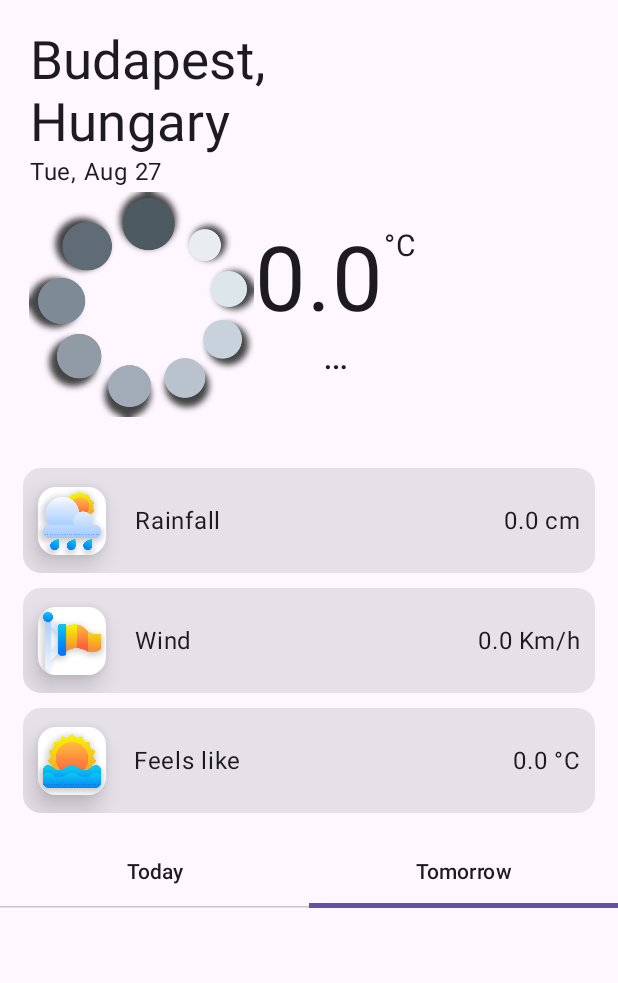
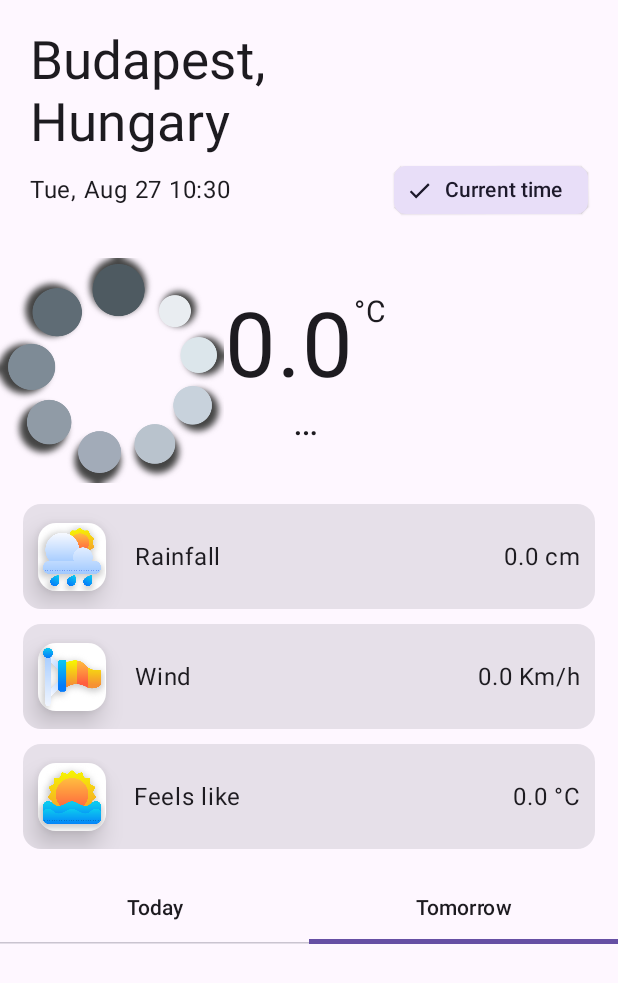
Before and after one commit to demetergergo/WeatherProject, an Android app built with Jetpack Compose: the screen it shows after launch (MainActivity), tab 2 chosen, on a phone screen of 412 x 824 dp. Shown: the top 983 px of the screen. Run offline under Robolectric (Android 15) with nearby library versions, the phone set to English and light mode, and no system bars; our stand-ins replace Dagger/Hilt's generated code.

Commit message:
Expanded BigCurrentInfo with reset to current time chip optimized encapsulation

```diff
--- a/app/src/main/java/com/techmania/weatherproject/presentation/mainScreen/MainScreen.kt
+++ b/app/src/main/java/com/techmania/weatherproject/presentation/mainScreen/MainScreen.kt
@@ -13,16 +13,17 @@ import androidx.compose.material3.Text
 import androidx.compose.runtime.Composable
 import androidx.compose.runtime.LaunchedEffect
 import androidx.compose.runtime.collectAsState
+import androidx.compose.runtime.rememberCoroutineScope
 import androidx.compose.ui.Modifier
 import androidx.compose.ui.tooling.preview.Preview
 import androidx.compose.ui.unit.dp
 import androidx.hilt.navigation.compose.hiltViewModel
 import com.techmania.weatherproject.R
 import com.techmania.weatherproject.domain.logic.WeatherInfoLogic
-import com.techmania.weatherproject.domain.logic.WeatherInfoLogic.getWeatherInfoIndexFromList
 import com.techmania.weatherproject.presentation.mainScreen.mainScreenComponents.BigCurrentInfo
 import com.techmania.weatherproject.presentation.mainScreen.mainScreenComponents.ClimateInfoCard
 import com.techmania.weatherproject.presentation.mainScreen.mainScreenComponents.SmallCardByDayRow
+import kotlinx.coroutines.launch
 
 //for testing
 @OptIn(ExperimentalMaterial3Api::class)
@@ -31,22 +32,17 @@ fun MainScreen(mainScreenViewModel: MainScreenViewModel = hiltViewModel()) {
     Surface(
         modifier = Modifier.fillMaxSize()
     ) {
-        val weatherInfoToday = mainScreenViewModel.weatherInfoToday.collectAsState()
-        val weatherInfoCurrent = mainScreenViewModel.weatherInfoCurrent.collectAsState()
+        val coroutineScope = rememberCoroutineScope()
+
+        val selectedBarState = mainScreenViewModel.selectedBarState.collectAsState()
         val weatherInfoListToDisplay = mainScreenViewModel.weatherInfoListToDisplay.collectAsState()
-
+        val smallCardState = mainScreenViewModel.smallCardState.collectAsState()
 
         LaunchedEffect(Unit) {
             mainScreenViewModel.fetchWeatherInfo()
         }
-        LaunchedEffect(weatherInfoToday.value) {
-            if (mainScreenViewModel.selectedWeatherInfoState != null) {
-                mainScreenViewModel.smallCardState.scrollToItem(
-                    getWeatherInfoIndexFromList(
-                        weatherInfoToday.value, mainScreenViewModel.selectedWeatherInfoState!!.time
-                    )
-                )
-            }
+        LaunchedEffect(weatherInfoListToDisplay.value) {
+            mainScreenViewModel.scrollToSelectedWeatherInfo()
         }
         Scaffold(
             modifier = Modifier.fillMaxSize(),
@@ -62,6 +58,14 @@ fun MainScreen(mainScreenViewModel: MainScreenViewModel = hiltViewModel()) {
                     //TODO: get location name
                     city = "Budapest",
                     country = "Hungary",
+                    chipText = R.string.current_time,
+                    toggleChipOnClick = {
+                        mainScreenViewModel.resetSelectedWeatherInfo()
+                        coroutineScope.launch{
+                            mainScreenViewModel.scrollToSelectedWeatherInfo()
+                        }
+                    },
+                    toggleChipOnSelected = mainScreenViewModel.toggleChipState,
                     modifier = Modifier.padding(20.dp)
                 )
                 Column(
@@ -91,27 +95,22 @@ fun MainScreen(mainScreenViewModel: MainScreenViewModel = hiltViewModel()) {
                     )
                 }
 
-                SecondaryTabRow(selectedTabIndex = mainScreenViewModel.selectedBarState) {
-                    Tab(
-                        selected = mainScreenViewModel.selectedBarState == 0,
+                SecondaryTabRow(modifier = Modifier.padding(bottom = 0.dp),selectedTabIndex = selectedBarState.value) {
+                    Tab(selected = selectedBarState.value == 0,
                         onClick = { mainScreenViewModel.updateSelectedBarState(0) },
-                        text = { Text(text = "Today")}
-                    )
-                    Tab(
-                        selected = mainScreenViewModel.selectedBarState == 1,
+                        text = { Text(text = "Today") })
+                    Tab(selected = selectedBarState.value == 1,
                         onClick = { mainScreenViewModel.updateSelectedBarState(1) },
-                        text = { Text(text = "Tomorrow")}
-                    )
+                        text = { Text(text = "Tomorrow") })
                 }
-
                 SmallCardByDayRow(
                     weatherInfoList = weatherInfoListToDisplay.value,
                     onClickCard = { weatherInfo ->
                         mainScreenViewModel.updateSelectedWeatherInfo(weatherInfo)
                     },
-                    padding = innerPadding,
-                    state = mainScreenViewModel.smallCardState,
-                    selectedCard = mainScreenViewModel.selectedWeatherInfoState ?: WeatherInfoLogic.LoadingWeatherInfo
+                    state = smallCardState.value,
+                    selectedCard = mainScreenViewModel.selectedWeatherInfoState
+                        ?: WeatherInfoLogic.LoadingWeatherInfo
                 )
             }
         }
--- a/app/src/main/java/com/techmania/weatherproject/presentation/mainScreen/MainScreenViewModel.kt
+++ b/app/src/main/java/com/techmania/weatherproject/presentation/mainScreen/MainScreenViewModel.kt
@@ -3,18 +3,21 @@ package com.techmania.weatherproject.presentation.mainScreen
 import android.util.Log
 import androidx.compose.foundation.lazy.LazyListState
 import androidx.compose.runtime.getValue
-import androidx.compose.runtime.mutableIntStateOf
 import androidx.compose.runtime.mutableStateOf
 import androidx.compose.runtime.setValue
 import androidx.lifecycle.ViewModel
 import androidx.lifecycle.viewModelScope
 import com.techmania.weatherproject.domain.logic.WeatherInfoLogic
+import com.techmania.weatherproject.domain.logic.WeatherInfoLogic.getWeatherInfoIndexFromList
 import com.techmania.weatherproject.domain.models.WeatherInfo
 import com.techmania.weatherproject.domain.models.WeatherInfoList
 import com.techmania.weatherproject.usecases.FetchWeatherInfoUseCase
 import com.techmania.weatherproject.usecases.ObserveLocationInfoUseCase
 import dagger.hilt.android.lifecycle.HiltViewModel
 import kotlinx.coroutines.flow.MutableStateFlow
+import kotlinx.coroutines.flow.SharingStarted
+import kotlinx.coroutines.flow.combine
+import kotlinx.coroutines.flow.stateIn
 import kotlinx.coroutines.launch
 import java.time.LocalDateTime
 import javax.inject.Inject
@@ -28,16 +31,26 @@ class MainScreenViewModel @Inject constructor(
     val weatherInfoAll = MutableStateFlow<WeatherInfoList?>(null)
     val weatherInfoCurrent = MutableStateFlow<WeatherInfo?>(null)
     val weatherInfoToday = MutableStateFlow<List<WeatherInfo>>(emptyList())
-    val weatherInfoTomorrow = MutableStateFlow<List<WeatherInfo>>(emptyList())
+    private val weatherInfoTomorrow = MutableStateFlow<List<WeatherInfo>>(emptyList())
     val weatherInfoDaily = MutableStateFlow<List<WeatherInfo>>(emptyList())
 
-    val weatherInfoListToDisplay = MutableStateFlow<List<WeatherInfo>>(emptyList())
+    var selectedBarState = MutableStateFlow<Int>(0)
+    var smallCardState = MutableStateFlow<LazyListState>(LazyListState())
 
-    var smallCardState by mutableStateOf(LazyListState())
-        private set
     var selectedWeatherInfoState by mutableStateOf(null as WeatherInfo?)
         private set
-    var selectedBarState by mutableIntStateOf(0)
+    var toggleChipState by mutableStateOf(true)
+        private set
+
+    var weatherInfoListToDisplay = combine(
+        selectedBarState, weatherInfoToday, weatherInfoTomorrow
+    ) { selectedBarState, weatherInfoToday, weatherInfoTomorrow ->
+        when (selectedBarState) {
+            0 -> weatherInfoToday
+            1 -> weatherInfoTomorrow
+            else -> weatherInfoToday
+        }
+    }.stateIn(viewModelScope, SharingStarted.WhileSubscribed(5000), emptyList())
         private set
 
     suspend fun fetchWeatherInfo() {
@@ -51,7 +64,6 @@ class MainScreenViewModel @Inject constructor(
             }
         }.invokeOnCompletion {
             weatherInfoAll.value?.let { weatherData ->
-
                 weatherInfoToday.value = WeatherInfoLogic.observeWeatherInfoByDay(
                     weatherData.hourly, LocalDateTime.now()
                 )
@@ -61,25 +73,36 @@ class MainScreenViewModel @Inject constructor(
                 weatherInfoCurrent.value = weatherData.current
                 weatherInfoDaily.value = weatherData.daily
                 selectedWeatherInfoState = weatherData.current
-                updateWeatherInfoListToDisplay()
             }
         }
     }
 
     fun updateSelectedWeatherInfo(weatherInfo: WeatherInfo) {
         selectedWeatherInfoState = weatherInfo
+        updateToggleChipState(weatherInfoCurrent.value == selectedWeatherInfoState)
+    }
+
+    fun resetSelectedWeatherInfo() {
+        selectedWeatherInfoState = weatherInfoCurrent.value
+        selectedBarState.value = 0
+        updateToggleChipState(weatherInfoCurrent.value == selectedWeatherInfoState)
     }
 
     fun updateSelectedBarState(state: Int) {
-        selectedBarState = state
-        updateWeatherInfoListToDisplay()
+        selectedBarState.value = state
     }
 
-    private fun updateWeatherInfoListToDisplay(){
-        weatherInfoListToDisplay.value = when(selectedBarState){
-            0 -> weatherInfoToday.value
-            1 -> weatherInfoTomorrow.value
-            else -> emptyList()
+    suspend fun scrollToSelectedWeatherInfo(){
+         if (selectedWeatherInfoState != null){
+             smallCardState.value.scrollToItem(
+                getWeatherInfoIndexFromList(
+                    weatherInfoListToDisplay.value, selectedWeatherInfoState!!.time
+                )
+            )
         }
     }
+
+    private fun updateToggleChipState(active: Boolean){
+        toggleChipState = active
+    }
 }
--- a/app/src/main/java/com/techmania/weatherproject/presentation/mainScreen/mainScreenComponents/BigCurrentInfo.kt
+++ b/app/src/main/java/com/techmania/weatherproject/presentation/mainScreen/mainScreenComponents/BigCurrentInfo.kt
@@ -3,20 +3,26 @@ package com.techmania.weatherproject.presentation.mainScreen.mainScreenComponent
 import androidx.compose.foundation.layout.Arrangement
 import androidx.compose.foundation.layout.Column
 import androidx.compose.foundation.layout.Row
+import androidx.compose.foundation.layout.Spacer
+import androidx.compose.foundation.layout.fillMaxWidth
 import androidx.compose.foundation.layout.size
+import androidx.compose.material.icons.Icons
+import androidx.compose.material.icons.filled.Done
+import androidx.compose.material.icons.filled.Refresh
+import androidx.compose.material3.ElevatedFilterChip
+import androidx.compose.material3.FilterChipDefaults
+import androidx.compose.material3.Icon
 import androidx.compose.material3.Text
 import androidx.compose.runtime.Composable
 import androidx.compose.ui.Alignment
 import androidx.compose.ui.Modifier
 import androidx.compose.ui.graphics.Color
 import androidx.compose.ui.res.stringResource
-import androidx.compose.ui.tooling.preview.Preview
 import androidx.compose.ui.unit.dp
 import androidx.compose.ui.unit.sp
 import com.techmania.weatherproject.R
 import com.techmania.weatherproject.domain.models.WeatherInfo
 import com.techmania.weatherproject.presentation.sharedComponents.ImageWithShadow
-import java.time.LocalDateTime
 import java.time.format.DateTimeFormatter
 
 @Composable
@@ -24,37 +30,66 @@ fun BigCurrentInfo(
     weatherInfoCurrent: WeatherInfo,
     city: String,
     country: String,
+    chipText: Int,
+    toggleChipOnClick: () -> Unit,
+    toggleChipOnSelected: Boolean,
     modifier: Modifier,
 ) {
     Column(modifier = modifier) {
         Text(text = "$city,", fontSize = 35.sp)
         Text(text = country, fontSize = 35.sp)
-        Text(text = weatherInfoCurrent.time.format(DateTimeFormatter.ofPattern("EEE, MMM dd")))
-        Row(modifier = Modifier, horizontalArrangement = Arrangement.Center, verticalAlignment = Alignment.CenterVertically) {
-            ImageWithShadow(weatherInfoCurrent.iconRes, weatherInfoCurrent.weatherDesc, padding = 5.dp, shadowColor = Color.DarkGray, modifier = Modifier.size(150.dp))
-            Column(
-                horizontalAlignment = Alignment.CenterHorizontally,
-                verticalArrangement = Arrangement.Center
-            ) {
-                Row(){
-                    Text(text = weatherInfoCurrent.temperature.toString(), fontSize = 60.sp)
-                    Column(verticalArrangement = Arrangement.Top, horizontalAlignment = Alignment.Start){
-                        Text(text = stringResource(id = R.string.unit_celsius), fontSize = 20.sp)
+        Row(modifier = Modifier.fillMaxWidth(), verticalAlignment = Alignment.CenterVertically) {
+            Text(text = weatherInfoCurrent.time.format(DateTimeFormatter.ofPattern("EEE, MMM dd HH:mm")))
+            Spacer(modifier = Modifier.weight(1f))
+            ElevatedFilterChip(
+                selected = toggleChipOnSelected,
+                onClick = toggleChipOnClick,
+                label = { Text(text = stringResource(chipText))},
+                leadingIcon = if (toggleChipOnSelected) {
+                    {
+                        Icon(
+                            imageVector = Icons.Filled.Done,
+                            contentDescription = "Done icon",
+                            modifier = Modifier.size(FilterChipDefaults.IconSize)
+                        )
                     }
+                } else {
+                    {
+                        Icon(
+                            imageVector = Icons.Filled.Refresh,
+                            contentDescription = "Refresh icon",
+                            modifier = Modifier.size(FilterChipDefaults.IconSize)
+                        )
+                    }
+                },
+            )
+        }
+    }
+    Row(
+        modifier = Modifier,
+        horizontalArrangement = Arrangement.Center,
+        verticalAlignment = Alignment.CenterVertically
+    ) {
+        ImageWithShadow(
+            weatherInfoCurrent.iconRes,
+            weatherInfoCurrent.weatherDesc,
+            padding = 5.dp,
+            shadowColor = Color.DarkGray,
+            modifier = Modifier.size(150.dp)
+        )
+        Column(
+            horizontalAlignment = Alignment.CenterHorizontally,
+            verticalArrangement = Arrangement.Center
+        ) {
+            Row() {
+                Text(text = weatherInfoCurrent.temperature.toString(), fontSize = 60.sp)
+                Column(
+                    verticalArrangement = Arrangement.Top, horizontalAlignment = Alignment.Start
+                ) {
+                    Text(text = stringResource(id = R.string.unit_celsius), fontSize = 20.sp)
                 }
-                Text(text = stringResource(id = weatherInfoCurrent.weatherDesc), fontSize= 25.sp)
             }
+            Text(text = stringResource(id = weatherInfoCurrent.weatherDesc), fontSize = 25.sp)
         }
     }
 }
-
-@Preview(showBackground = true)
-@Composable
-fun BigCurrentInfoPreview() {
-    BigCurrentInfo(
-        WeatherInfo(LocalDateTime.now(), 25.0, 26.0, 1.0, 1, 1, 1.1),
-        "Budapest",
-        "Hungary",
-        Modifier
-    )
-}
--- a/app/src/main/java/com/techmania/weatherproject/presentation/mainScreen/mainScreenComponents/SmallCardByDayRow.kt
+++ b/app/src/main/java/com/techmania/weatherproject/presentation/mainScreen/mainScreenComponents/SmallCardByDayRow.kt
@@ -2,11 +2,8 @@ package com.techmania.weatherproject.presentation.mainScreen.mainScreenComponent
 
 
 import androidx.compose.foundation.Image
-
 import androidx.compose.foundation.layout.Arrangement
-
 import androidx.compose.foundation.layout.Column
-import androidx.compose.foundation.layout.PaddingValues
 import androidx.compose.foundation.layout.fillMaxWidth
 import androidx.compose.foundation.layout.height
 import androidx.compose.foundation.layout.padding
@@ -16,7 +13,6 @@ import androidx.compose.foundation.lazy.LazyRow
 import androidx.compose.foundation.lazy.rememberLazyListState
 import androidx.compose.foundation.shape.RoundedCornerShape
 import androidx.compose.material3.Card
-
 import androidx.compose.material3.CardDefaults
 import androidx.compose.material3.Text
 import androidx.compose.runtime.Composable
@@ -36,13 +32,11 @@ import java.time.format.DateTimeFormatter
 fun SmallCardByDayRow(
     weatherInfoList: List<WeatherInfo>,
     onClickCard: (WeatherInfo) -> Unit,
-    padding: PaddingValues,
     state: LazyListState = rememberLazyListState(),
     selectedCard: WeatherInfo?
 ){
     LazyRow(
-        modifier = Modifier.fillMaxWidth()
-            .padding(padding),
+        modifier = Modifier.fillMaxWidth(),
         horizontalArrangement = Arrangement.Center,
         verticalAlignment = Alignment.CenterVertically,
         state = state
--- a/app/src/main/res/values/strings.xml
+++ b/app/src/main/res/values/strings.xml
@@ -8,6 +8,8 @@
     <string name="wind">Wind</string>
     <string name="apparent_temperature">Feels like</string>
 
+    <string name="current_time">Current time</string>
+
     <string name="unit_cm">cm</string>
     <string name="unit_kmh">Km/h</string>
     <string name="unit_percentage">%</string>
```
